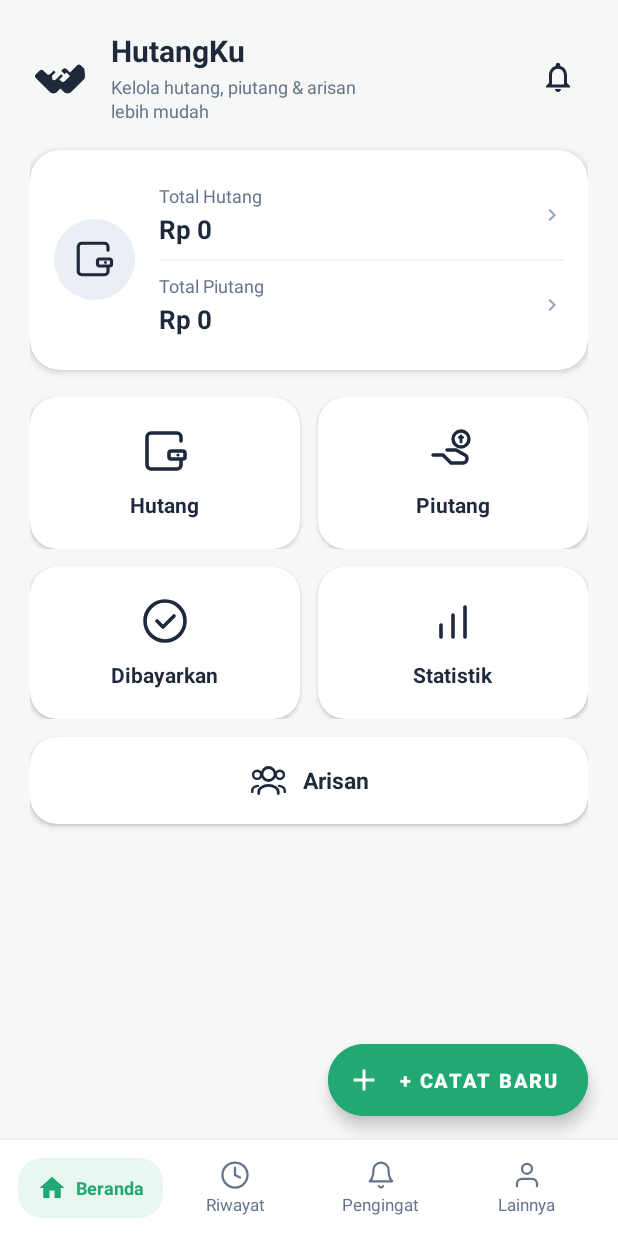
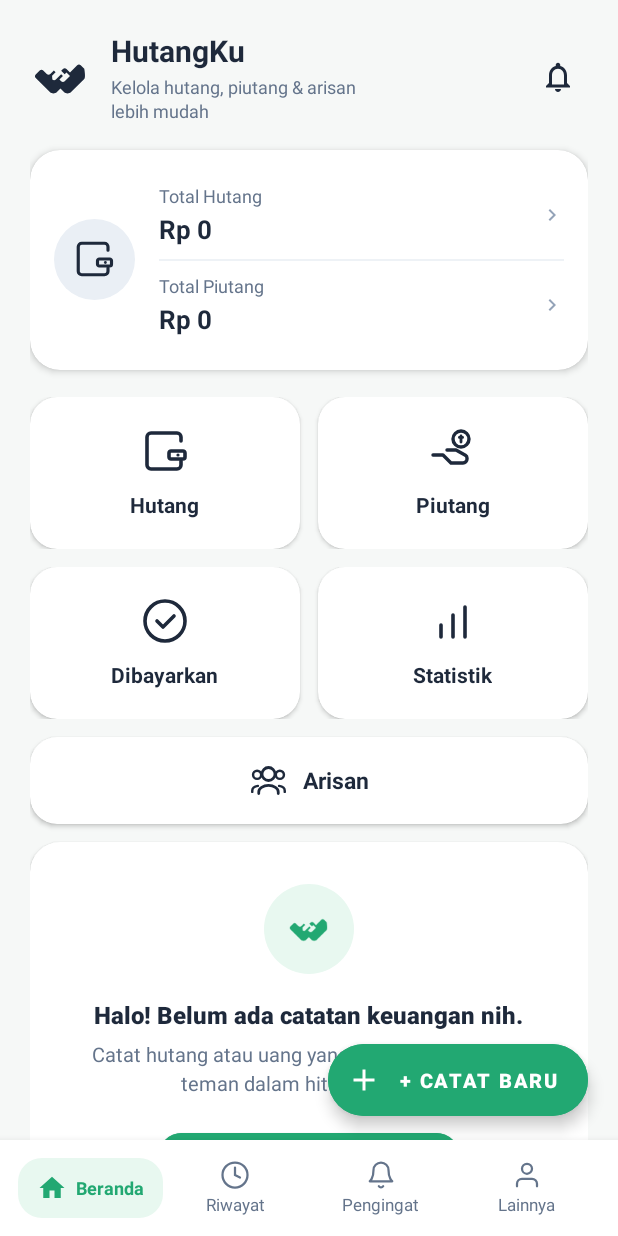
Before and after one commit to Scovandis/Hupisan, an Android app: the layout activity_main.xml on its own in the app's theme, with its tools: preview values and no code run, on a phone screen of 412 x 824 dp. Run offline under Robolectric (Android 15) with nearby library versions, the phone set to English and light mode, and no system bars.

Commit message:
feat(flow): launch directly to MainActivity and replace intro slider with welcoming empty state card

```diff
--- a/app/src/main/java/com/hupisan/view/main/MainActivity.kt
+++ b/app/src/main/java/com/hupisan/view/main/MainActivity.kt
@@ -240,9 +240,11 @@ class MainActivity : AppCompatActivity() {
     }
 
     private fun setupFab(hutangText: String, piutangText: String) {
-        binding.btnCatatBaru.setOnClickListener {
+        val onAddClick = View.OnClickListener {
             showAddChooserDialog(hutangText, piutangText)
         }
+        binding.btnCatatBaru.setOnClickListener(onAddClick)
+        binding.btnEmptyCreateFirst.setOnClickListener(onAddClick)
     }
 
     private fun showAddChooserDialog(hutangText: String, piutangText: String) {
--- a/app/src/main/java/com/hupisan/view/splashscreen/SplashScreenActivity.kt
+++ b/app/src/main/java/com/hupisan/view/splashscreen/SplashScreenActivity.kt
@@ -12,7 +12,6 @@ import com.hupisan.R
 import com.hupisan.databinding.ActivitySplashScreenBinding
 import com.hupisan.util.AppsConfig
 import com.hupisan.view.main.MainActivity
-import com.hupisan.view.onboarding.IntroActivity
 import java.util.*
 
 class SplashScreenActivity : AppCompatActivity() {
@@ -37,16 +36,11 @@ class SplashScreenActivity : AppCompatActivity() {
     private fun moveTo() {
         try {
             Handler(Looper.getMainLooper()).postDelayed({
-                val isFirstRun = getSharedPreferences("PREFERENCE", MODE_PRIVATE).getBoolean("isFirstRun", true)
                 appsConfig.saveThemePreferences("1")
-                if (isFirstRun) {
-                    getSharedPreferences("PREFERENCE", MODE_PRIVATE).edit()
-                        .putBoolean("isFirstRun", false).apply()
-                    appsConfig.updateUserLoginStatus(true)
-                    startActivity(Intent(this, IntroActivity::class.java))
-                } else {
-                    startActivity(Intent(this, MainActivity::class.java))
-                }
+                appsConfig.updateUserLoginStatus(true)
+                getSharedPreferences("PREFERENCE", MODE_PRIVATE).edit()
+                    .putBoolean("isFirstRun", false).apply()
+                startActivity(Intent(this, MainActivity::class.java))
                 finish()
             }, 800)
         } catch (e: Exception) {
--- a/app/src/main/res/layout/activity_main.xml
+++ b/app/src/main/res/layout/activity_main.xml
@@ -530,14 +530,83 @@
                 android:visibility="gone" />
             <androidx.recyclerview.widget.RecyclerView
                 android:id="@+id/rv_activity_log"
-                android:layout_width="0dp"
-                android:layout_height="0dp"
+                android:layout_width="match_parent"
+                android:layout_height="wrap_content"
+                android:layout_marginTop="8dp"
                 android:visibility="gone" />
-            <View
+
+            <!-- EMPTY STATE WELCOME CARD -->
+            <androidx.cardview.widget.CardView
                 android:id="@+id/container_empty_state"
-                android:layout_width="0dp"
-                android:layout_height="0dp"
-                android:visibility="gone" />
+                android:layout_width="match_parent"
+                android:layout_height="wrap_content"
+                android:layout_marginTop="12dp"
+                android:layout_marginBottom="24dp"
+                app:cardBackgroundColor="@color/white"
+                app:cardCornerRadius="20dp"
+                app:cardElevation="2dp"
+                app:cardPreventCornerOverlap="false"
+                app:cardUseCompatPadding="false">
+
+                <LinearLayout
+                    android:layout_width="match_parent"
+                    android:layout_height="wrap_content"
+                    android:gravity="center_horizontal"
+                    android:orientation="vertical"
+                    android:paddingHorizontal="24dp"
+                    android:paddingVertical="28dp">
+
+                    <FrameLayout
+                        android:layout_width="60dp"
+                        android:layout_height="60dp"
+                        android:background="@drawable/bg_circle_icon_green">
+
+                        <ImageView
+                            android:layout_width="30dp"
+                            android:layout_height="30dp"
+                            android:layout_gravity="center"
+                            android:src="@drawable/ic_hupisan_handshake"
+                            app:tint="@color/hupisan_primary" />
+                    </FrameLayout>
+
+                    <TextView
+                        android:layout_width="wrap_content"
+                        android:layout_height="wrap_content"
+                        android:layout_marginTop="16dp"
+                        android:fontFamily="sans-serif-black"
+                        android:gravity="center"
+                        android:text="Halo! Belum ada catatan keuangan nih."
+                        android:textColor="@color/hupisan_text_primary"
+                        android:textSize="16sp"
+                        android:textStyle="bold" />
+
+                    <TextView
+                        android:layout_width="wrap_content"
+                        android:layout_height="wrap_content"
+                        android:layout_marginTop="6dp"
+                        android:fontFamily="sans-serif"
+                        android:gravity="center"
+                        android:lineSpacingExtra="3dp"
+                        android:text="Catat hutang atau uang yang kamu pinjamkan ke teman dalam hitungan detik."
+                        android:textColor="@color/hupisan_text_secondary"
+                        android:textSize="13sp" />
+
+                    <com.google.android.material.button.MaterialButton
+                        android:id="@+id/btn_empty_create_first"
+                        android:layout_width="wrap_content"
+                        android:layout_height="44dp"
+                        android:layout_marginTop="18dp"
+                        android:backgroundTint="@color/hupisan_primary"
+                        android:fontFamily="sans-serif-medium"
+                        android:text="+ Buat Catatan Pertama"
+                        android:textAllCaps="false"
+                        android:textColor="@color/white"
+                        android:textSize="13sp"
+                        app:cornerRadius="22dp"
+                        app:elevation="0dp" />
+
+                </LinearLayout>
+            </androidx.cardview.widget.CardView>
 
         </LinearLayout>
     </androidx.core.widget.NestedScrollView>
```
